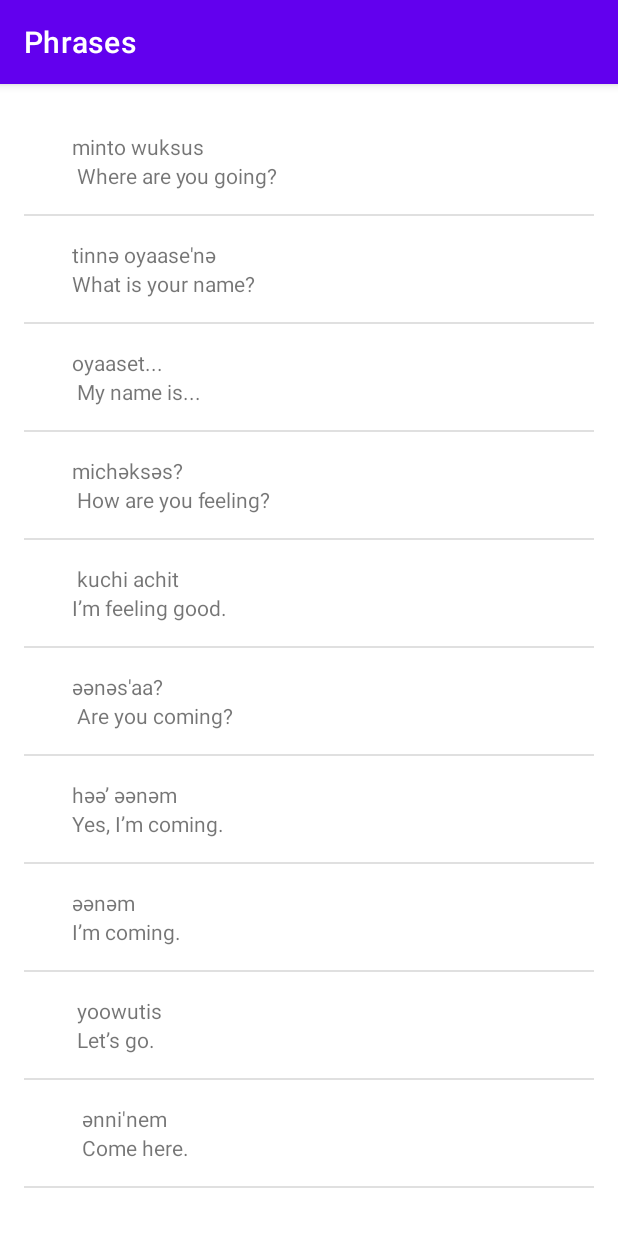
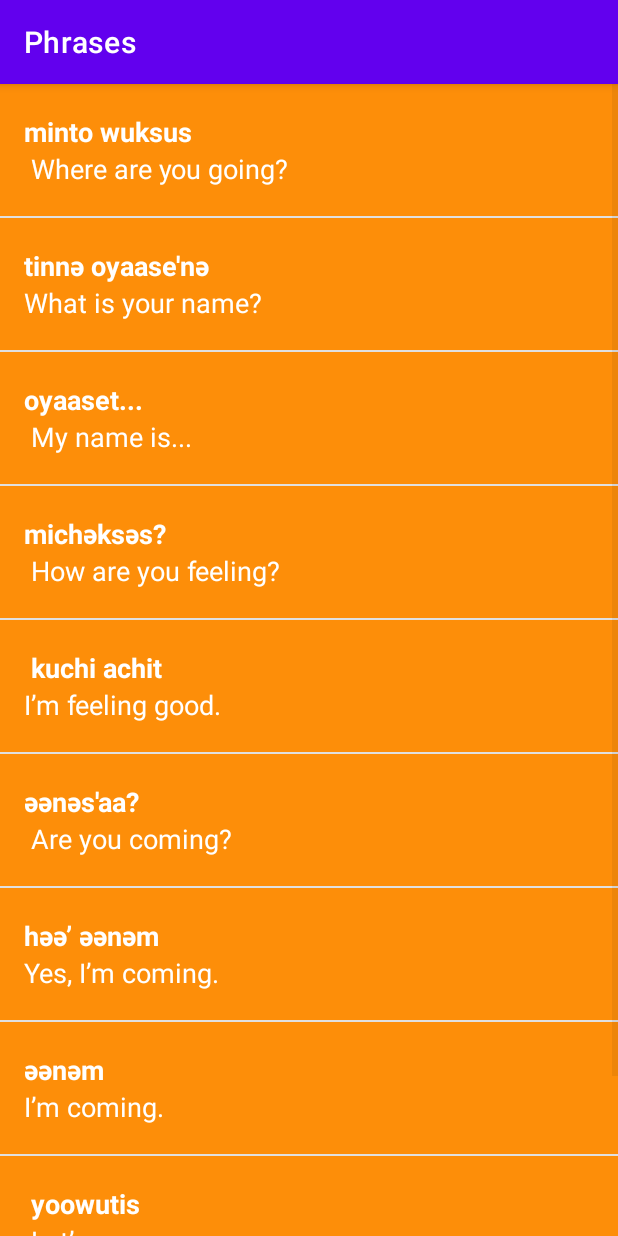
Before and after one commit to Kanika30vats/Android_Java_Miwok_App, an Android app: the PhrasesActivity screen opened directly, with no data from a screen before it, on a phone screen of 412 x 824 dp. Run offline under Robolectric (Android 15) with nearby library versions, the phone set to English and light mode, and no system bars.

Commit message:
Visual Polish Step1
Font size, color and spacing is adjusted as per redlines.

```diff
--- a/app/src/main/res/layout/list_item.xml
+++ b/app/src/main/res/layout/list_item.xml
@@ -4,26 +4,33 @@
     android:layout_width="match_parent"
     android:layout_height="match_parent"
     android:orientation="horizontal"
-    android:padding="16dp">
+    android:minHeight="@dimen/list_item_height"
+    android:background="@color/tan_background">
 
     <ImageView
         android:id="@+id/image"
-        android:layout_width="wrap_content"
-        android:layout_height="wrap_content"
-        android:src="@mipmap/ic_launcher" />
+        android:layout_width="@dimen/list_item_height"
+        android:layout_height="@dimen/list_item_height" />
+        <!-- android:src="@mipmap/ic_launcher"  -->
 
     <LinearLayout
         android:id="@+id/text_container"
         android:layout_width="match_parent"
         android:layout_height="match_parent"
         android:orientation="vertical"
-        android:paddingLeft="16dp">
+        android:paddingLeft="16dp"
+        android:background="@color/category_numbers">
 
         <TextView
             android:id="@+id/miwok_text_view"
             android:layout_width="wrap_content"
-            android:layout_height="wrap_content"
-            tools:text="lutti" />
+            android:layout_height="0dp"
+            android:layout_weight="1"
+            android:gravity="bottom"
+            tools:text="lutti"
+            android:textAppearance="?android:textAppearanceMedium"
+            android:textColor="@android:color/white"
+            android:textStyle="bold"/>
         <!--
         tools:text is used by tools namespace
         It works as a placeholder text to help developers make sure that text looks alright when testing in android studio
@@ -35,8 +42,12 @@
         <TextView
             android:id="@+id/default_text_view"
             android:layout_width="wrap_content"
-            android:layout_height="wrap_content"
-            tools:text="one" />
+            android:layout_height="0dp"
+            android:layout_weight="1"
+            android:gravity="top"
+            tools:text="one"
+            android:textAppearance="?android:textAppearanceMedium"
+            android:textColor="@android:color/white"/>
 
     </LinearLayout>
 
--- a/app/src/main/res/layout/word_list.xml
+++ b/app/src/main/res/layout/word_list.xml
@@ -8,10 +8,13 @@
     android:layout_height="match_parent"
     android:orientation="vertical"
     android:id="@+id/list"
-    android:paddingBottom="@dimen/activity_vertical_margin"
-    android:paddingLeft="@dimen/activity_horizontal_margin"
-    android:paddingRight="@dimen/activity_horizontal_margin"
-    android:paddingTop="@dimen/activity_vertical_margin" >
-    <!-- tools:context=".NumbersActivity" -->
+    >
+    <!--
+        tools:context=".NumbersActivity"
+        android:paddingBottom="@dimen/activity_vertical_margin"
+        android:paddingLeft="@dimen/activity_horizontal_margin"
+        android:paddingRight="@dimen/activity_horizontal_margin"
+        android:paddingTop="@dimen/activity_vertical_margin"
+     -->
 
 </ListView>
--- a/app/src/main/res/values/dimens.xml
+++ b/app/src/main/res/values/dimens.xml
@@ -3,6 +3,7 @@
     <!-- Height of each list item -->
     <dimen name="list_item_height">88dp</dimen>
     <!-- Default screen margins, per the Android Design guidelines. -->
-    <dimen name="activity_horizontal_margin">16dp</dimen>
-    <dimen name="activity_vertical_margin">16dp</dimen>
+    <!--    <dimen name="activity_horizontal_margin">16dp</dimen>
+            <dimen name="activity_vertical_margin">16dp</dimen>
+            -->
 </resources>
```
